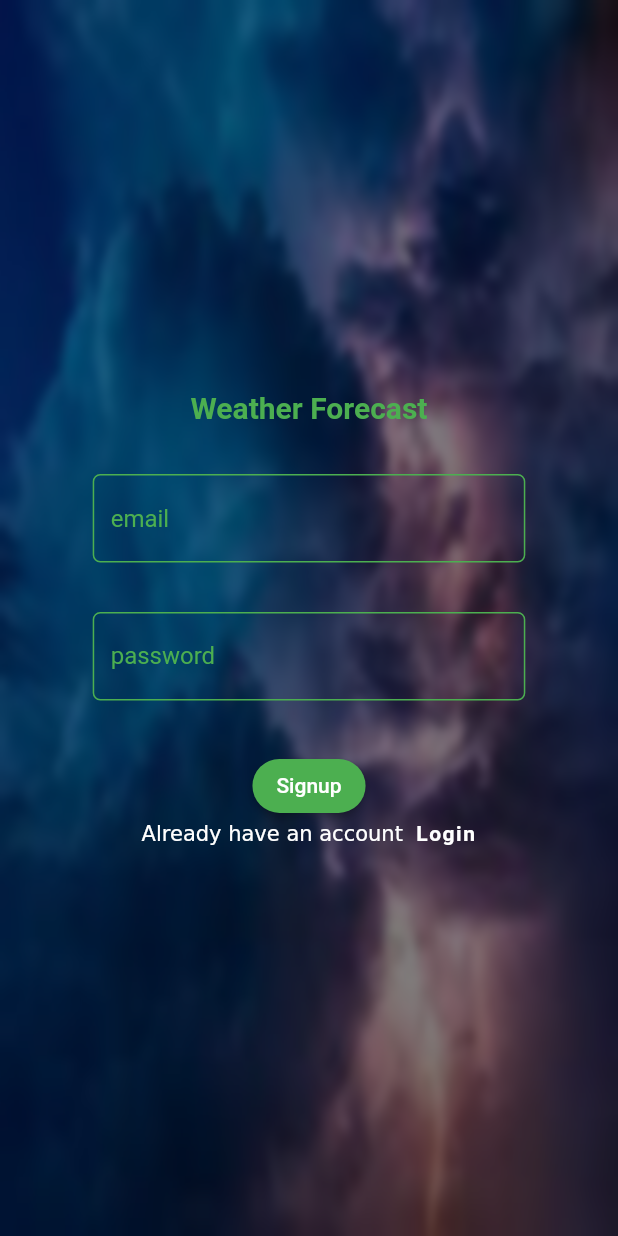
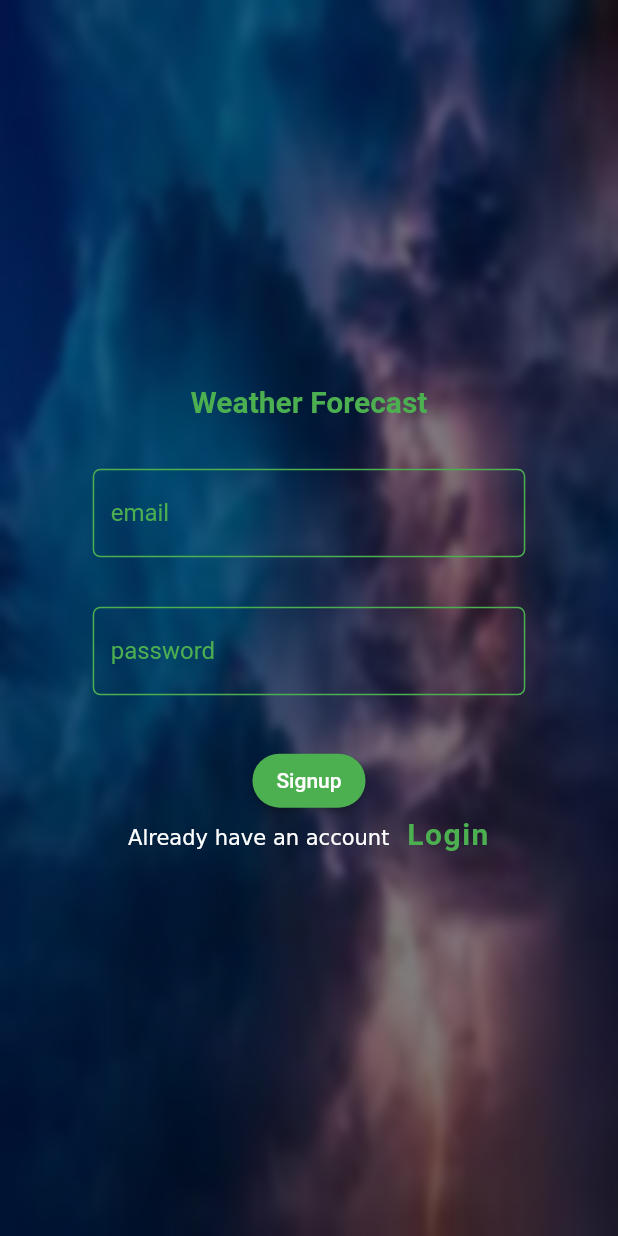
Before and after one commit to Murali-Learner/Weather_application, a Flutter app: the Signup screen opened directly, on a phone screen of 412 x 824 dp. Run offline on Flutter 3.47's test engine with Material 2 defaults, Android fonts, the phone set to English and light mode, and no system bars; our stand-ins replace cloud_firestore, firebase_auth, firebase_core, fluttertoast, geolocator; missing offline and left inert: geocoder; accounts and stored records are empty.

```diff
--- a/lib/main.dart
+++ b/lib/main.dart
@@ -1,7 +1,7 @@
 import 'package:firebase_core/firebase_core.dart';
 import 'package:flutter/material.dart';
 import 'package:provider/provider.dart';
-import 'package:weather/pages/contactPage.dart';
+
 import 'package:weather/pages/loginPage.dart';
 import 'package:weather/services/providerService.dart';
 
--- a/lib/pages/contactList.dart
+++ b/lib/pages/contactList.dart
@@ -4,7 +4,7 @@ import 'package:weather/services/firestoreServices.dart';
 
 // ignore: must_be_immutable
 class ContactList extends StatelessWidget {
-  ContactList({
+  const ContactList({
     Key key,
   }) : super(key: key);
 
--- a/lib/pages/signupPage.dart
+++ b/lib/pages/signupPage.dart
@@ -24,7 +24,6 @@ class _SignupState extends State<Signup> {
     String _passwordController;
     // TextEditingController _phoneController = TextEditingController();
     // TextEditingController _nameController = TextEditingController();
-    String _confirmPasswordController;
 
     final _height = MediaQuery.of(context).size.height;
     final _width = MediaQuery.of(context).size.width;
@@ -98,8 +97,6 @@ class _SignupState extends State<Signup> {
                                 ),
                               ),
                               onPressed: () async {
-                                print(value.newEmail);
-                                print(value.newPassword);
                                 FirebaseAuth auth = FirebaseAuth.instance;
                                 await auth.signOut();
                                 AuthenticationHelper()
@@ -125,7 +122,7 @@ class _SignupState extends State<Signup> {
                                   FirebaseAuthException error,
                                   stackTrace,
                                 ) {
-                                  showToast(error.code);
+                                  showToast("Enter Correct Details");
                                 });
                               },
                               child: const Text("Signup"));
@@ -136,9 +133,11 @@ class _SignupState extends State<Signup> {
                             children: <TextSpan>[
                               TextSpan(
                                   text: '  Login',
-                                  style: const TextStyle(
+                                  style: TextStyle(
                                     fontWeight: FontWeight.bold,
                                     letterSpacing: 1,
+                                    color: Colors.green.shade500,
+                                    fontSize: 20,
                                   ),
                                   recognizer: TapGestureRecognizer()
                                     ..onTap = () {
--- a/lib/problemSolving.dart
+++ b/lib/problemSolving.dart
@@ -24,6 +24,6 @@ void main() {
 
     numbers.add(numb);
   }
-  ;
+
   print(numbers);
 }
--- a/lib/services/api.dart
+++ b/lib/services/api.dart
@@ -7,7 +7,7 @@ class WeatherApi {
     var client = http.Client();
     String uri =
         "http://api.weatherstack.com/current?access_key=e4cbde68c2ff6a10b0ec2367b5cc6e3c&query=$cityName";
-
+    print(uri);
     try {
       final channaelResponse = await client.get(Uri.parse(uri));
 
--- a/lib/services/getLocatoin.dart
+++ b/lib/services/getLocatoin.dart
@@ -10,7 +10,7 @@ class Getlocation extends ChangeNotifier {
     print(permission);
     if (permission == LocationPermission.denied ||
         permission == LocationPermission.deniedForever) {
-      LocationPermission askPermission = await Geolocator.requestPermission();
+      await Geolocator.requestPermission();
       return Address();
     } else {
       Position currentPosition = await Geolocator.getCurrentPosition(
--- a/lib/widgets/inputField.dart
+++ b/lib/widgets/inputField.dart
@@ -2,11 +2,13 @@ import 'package:flutter/material.dart';
 import 'package:provider/provider.dart';
 import 'package:weather/services/providerService.dart';
 
+// ignore: must_be_immutable
 class InputField extends StatelessWidget {
   String controller;
   String hint;
   TextInputType type;
-  InputField({this.controller, this.hint, this.type});
+  InputField({Key key, this.controller, this.hint, this.type})
+      : super(key: key);
 
   @override
   Widget build(BuildContext context) {
@@ -29,7 +31,7 @@ class InputField extends StatelessWidget {
       },
       decoration: InputDecoration(
         hintText: hint,
-        hintStyle: TextStyle(color: Colors.green),
+        hintStyle: const TextStyle(color: Colors.green),
         enabledBorder: OutlineInputBorder(
           borderRadius: BorderRadius.circular(5),
           borderSide: const BorderSide(
--- a/lib/widgets/toast.dart
+++ b/lib/widgets/toast.dart
@@ -4,8 +4,8 @@ import 'package:fluttertoast/fluttertoast.dart';
 showToast(String message) {
   Fluttertoast.showToast(
       msg: message,
-      toastLength: Toast.LENGTH_SHORT,
-      gravity: ToastGravity.CENTER,
+      toastLength: Toast.LENGTH_LONG,
+      gravity: ToastGravity.BOTTOM,
       timeInSecForIosWeb: 1,
       backgroundColor: Colors.green.shade400,
       textColor: Colors.white,
--- a/pubspec.yaml
+++ b/pubspec.yaml
@@ -41,8 +41,6 @@ dependencies:
   fluttertoast: ^8.0.8
   geolocator: ^8.1.1
   geocoder: ^0.2.1
-  flutter_sliding_up_panel: ^2.0.1
-  uuid: ^3.0.5
 
 dev_dependencies:
   flutter_test:
```
Also changed, not shown: lib/pages/contactPage.dart (+2 -5 lines), lib/pages/home.dart (+4 -12 lines), lib/pages/loginPage.dart (+7 -10 lines), pubspec.lock.
